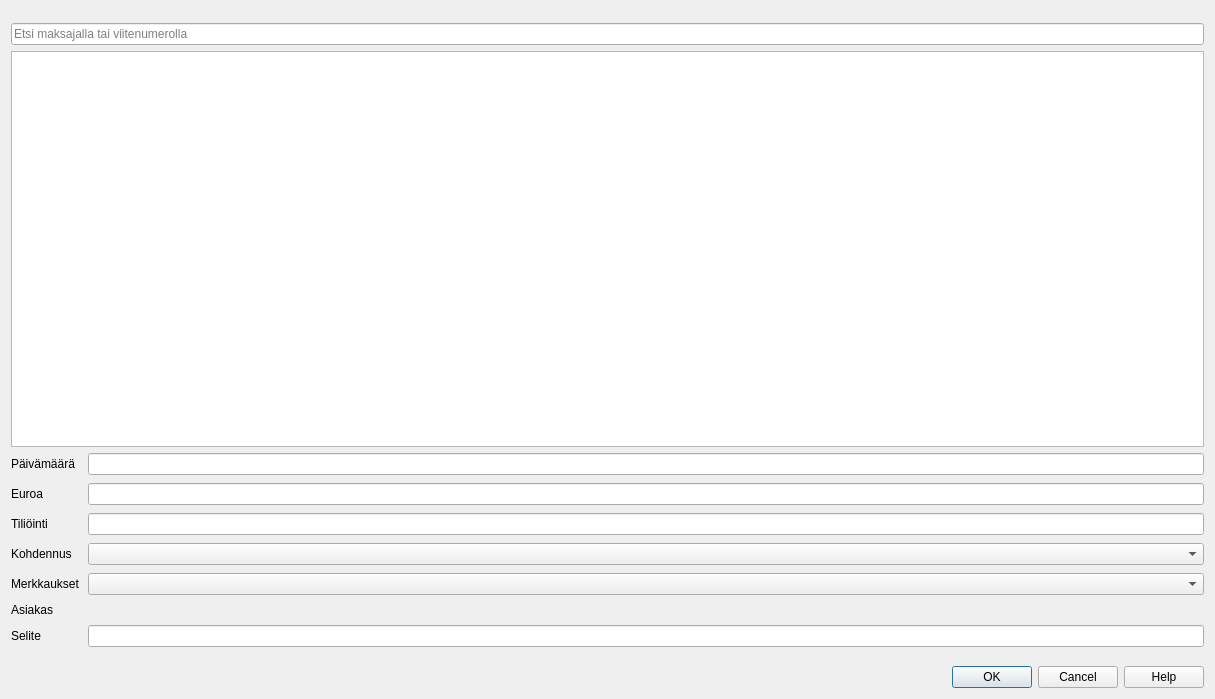
artoh/kitupiikki, file kitupiikki/apuri/tiliotekirjaaja.ui: the form before one commit.
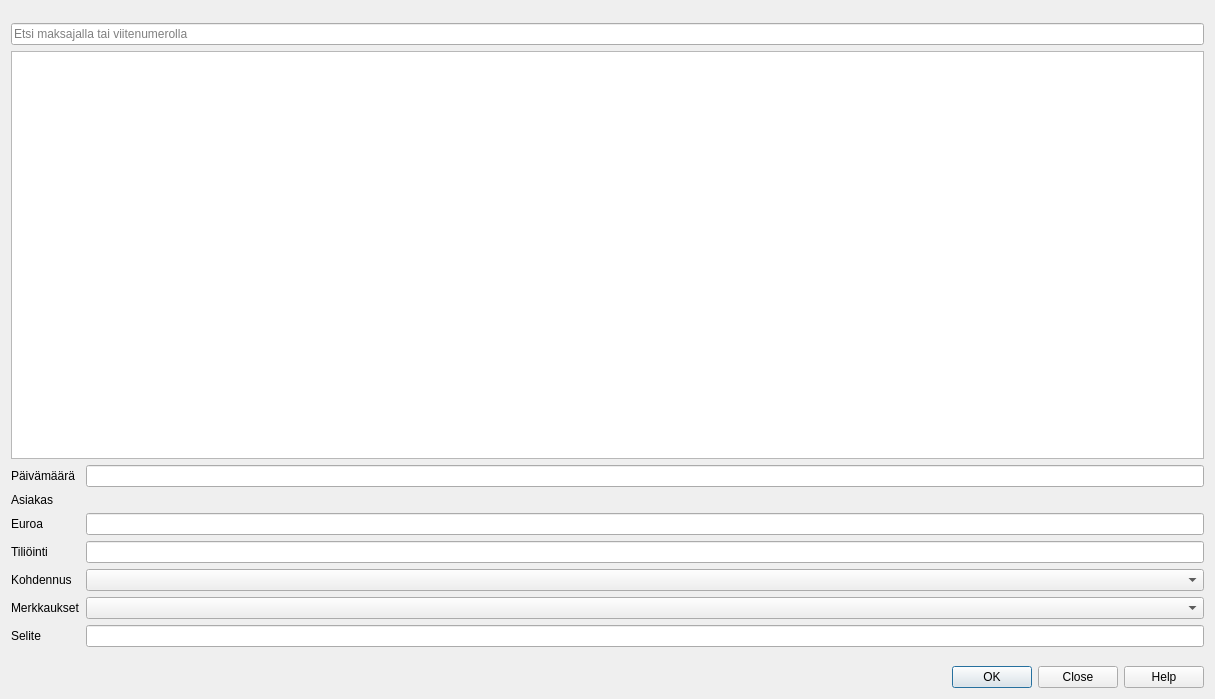
The form after the commit. Custom widgets are drawn as their Qt base class.

Patch:
```diff
--- a/kitupiikki/apuri/tiliotekirjaaja.ui
+++ b/kitupiikki/apuri/tiliotekirjaaja.ui
@@ -50,14 +50,52 @@
     </widget>
    </item>
    <item>
-    <layout class="QFormLayout" name="formLayout_2">
-     <property name="horizontalSpacing">
-      <number>8</number>
-     </property>
-     <property name="verticalSpacing">
-      <number>8</number>
-     </property>
+    <layout class="QFormLayout" name="formLayout">
+     <item row="0" column="0">
+      <widget class="QLabel" name="label">
+       <property name="text">
+        <string>Päivämäärä</string>
+       </property>
+       <property name="buddy">
+        <cstring>pvmEdit</cstring>
+       </property>
+      </widget>
+     </item>
+     <item row="0" column="1">
+      <widget class="KpDateEdit" name="pvmEdit"/>
+     </item>
+     <item row="1" column="0">
+      <widget class="QLabel" name="asiakasLabel">
+       <property name="text">
+        <string>Asiakas</string>
+       </property>
+      </widget>
+     </item>
+     <item row="1" column="1">
+      <widget class="AsiakasToimittajaValinta" name="asiakastoimittaja" native="true">
+       <property name="focusPolicy">
+        <enum>Qt::TabFocus</enum>
+       </property>
+      </widget>
+     </item>
      <item row="2" column="0">
+      <widget class="QLabel" name="label_2">
+       <property name="text">
+        <string>Euroa</string>
+       </property>
+       <property name="buddy">
+        <cstring>euroEdit</cstring>
+       </property>
+      </widget>
+     </item>
+     <item row="2" column="1">
+      <widget class="KpEuroEdit" name="euroEdit">
+       <property name="toolTip">
+        <string>Kirjaa tililtä otto miinusmerkkisenä</string>
+       </property>
+      </widget>
+     </item>
+     <item row="3" column="0">
       <widget class="QLabel" name="tiliLabel">
        <property name="text">
         <string>Tiliöinti</string>
@@ -67,10 +105,10 @@
        </property>
       </widget>
      </item>
-     <item row="2" column="1">
+     <item row="3" column="1">
       <widget class="TilinvalintaLine" name="tiliEdit"/>
      </item>
-     <item row="3" column="0">
+     <item row="4" column="0">
       <widget class="QLabel" name="kohdennusLabel">
        <property name="text">
         <string>Kohdennus</string>
@@ -80,10 +118,10 @@
        </property>
       </widget>
      </item>
-     <item row="3" column="1">
+     <item row="4" column="1">
       <widget class="QComboBox" name="kohdennusCombo"/>
      </item>
-     <item row="4" column="0">
+     <item row="5" column="0">
       <widget class="QLabel" name="merkkausLabel">
        <property name="text">
         <string>Merkkaukset</string>
@@ -93,18 +131,8 @@
        </property>
       </widget>
      </item>
-     <item row="4" column="1">
-      <widget class="CheckCombo" name="merkkausCC"/>
-     </item>
-     <item row="5" column="0">
-      <widget class="QLabel" name="asiakasLabel">
-       <property name="text">
-        <string>Asiakas</string>
-       </property>
-      </widget>
-     </item>
      <item row="5" column="1">
-      <widget class="AsiakasToimittajaValinta" name="asiakastoimittaja" native="true"/>
+      <widget class="CheckCombo" name="merkkausCC"/>
      </item>
      <item row="6" column="0">
       <widget class="QLabel" name="seliteLabel">
@@ -119,36 +147,6 @@
      <item row="6" column="1">
       <widget class="QLineEdit" name="seliteEdit"/>
      </item>
-     <item row="1" column="0">
-      <widget class="QLabel" name="label_2">
-       <property name="text">
-        <string>Euroa</string>
-       </property>
-       <property name="buddy">
-        <cstring>euroEdit</cstring>
-       </property>
-      </widget>
-     </item>
-     <item row="1" column="1">
-      <widget class="KpEuroEdit" name="euroEdit">
-       <property name="toolTip">
-        <string>Kirjaa tililtä otto miinusmerkkisenä</string>
-       </property>
-      </widget>
-     </item>
-     <item row="0" column="0">
-      <widget class="QLabel" name="label">
-       <property name="text">
-        <string>Päivämäärä</string>
-       </property>
-       <property name="buddy">
-        <cstring>pvmEdit</cstring>
-       </property>
-      </widget>
-     </item>
-     <item row="0" column="1">
-      <widget class="KpDateEdit" name="pvmEdit"/>
-     </item>
     </layout>
    </item>
    <item>
@@ -170,7 +168,7 @@
       <enum>Qt::Horizontal</enum>
      </property>
      <property name="standardButtons">
-      <set>QDialogButtonBox::Cancel|QDialogButtonBox::Help|QDialogButtonBox::Ok</set>
+      <set>QDialogButtonBox::Close|QDialogButtonBox::Help|QDialogButtonBox::Ok</set>
      </property>
     </widget>
    </item>
```
Left out of the diff: 11 changed lines with no effect on the pictures.
